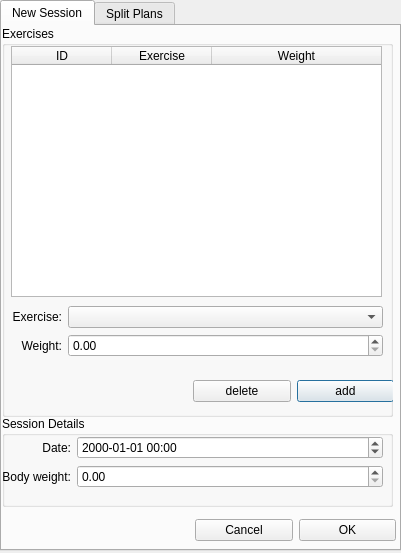
Above: sessiondialog.ui from nmeyering/myocardio before the change. Below: the same form after it.
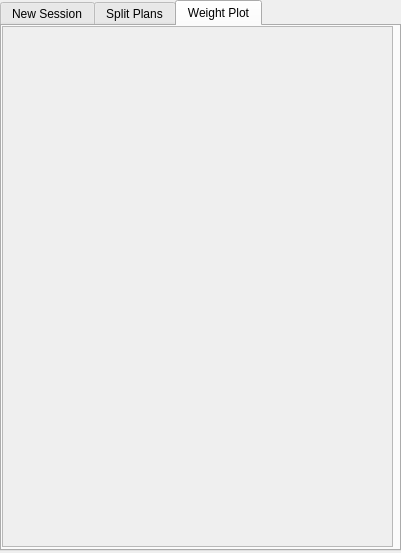
That is the form after the change.

Commit message: added weight plot

```diff
--- a/sessiondialog.ui
+++ b/sessiondialog.ui
@@ -23,7 +23,7 @@
     </rect>
    </property>
    <property name="currentIndex">
-    <number>0</number>
+    <number>2</number>
    </property>
    <widget class="QWidget" name="tab">
     <attribute name="title">
@@ -341,6 +341,40 @@
      </property>
     </widget>
    </widget>
+   <widget class="QWidget" name="tab_3">
+    <attribute name="title">
+     <string>Weight Plot</string>
+    </attribute>
+    <widget class="QScrollArea" name="scrollArea">
+     <property name="geometry">
+      <rect>
+       <x>0</x>
+       <y>0</y>
+       <width>391</width>
+       <height>521</height>
+      </rect>
+     </property>
+     <property name="sizePolicy">
+      <sizepolicy hsizetype="MinimumExpanding" vsizetype="MinimumExpanding">
+       <horstretch>0</horstretch>
+       <verstretch>0</verstretch>
+      </sizepolicy>
+     </property>
+     <property name="widgetResizable">
+      <bool>true</bool>
+     </property>
+     <widget class="QWidget" name="scrollAreaWidgetContents">
+      <property name="geometry">
+       <rect>
+        <x>0</x>
+        <y>0</y>
+        <width>387</width>
+        <height>517</height>
+       </rect>
+      </property>
+     </widget>
+    </widget>
+   </widget>
   </widget>
  </widget>
  <resources/>
```
The commit also changes 2 other files.
